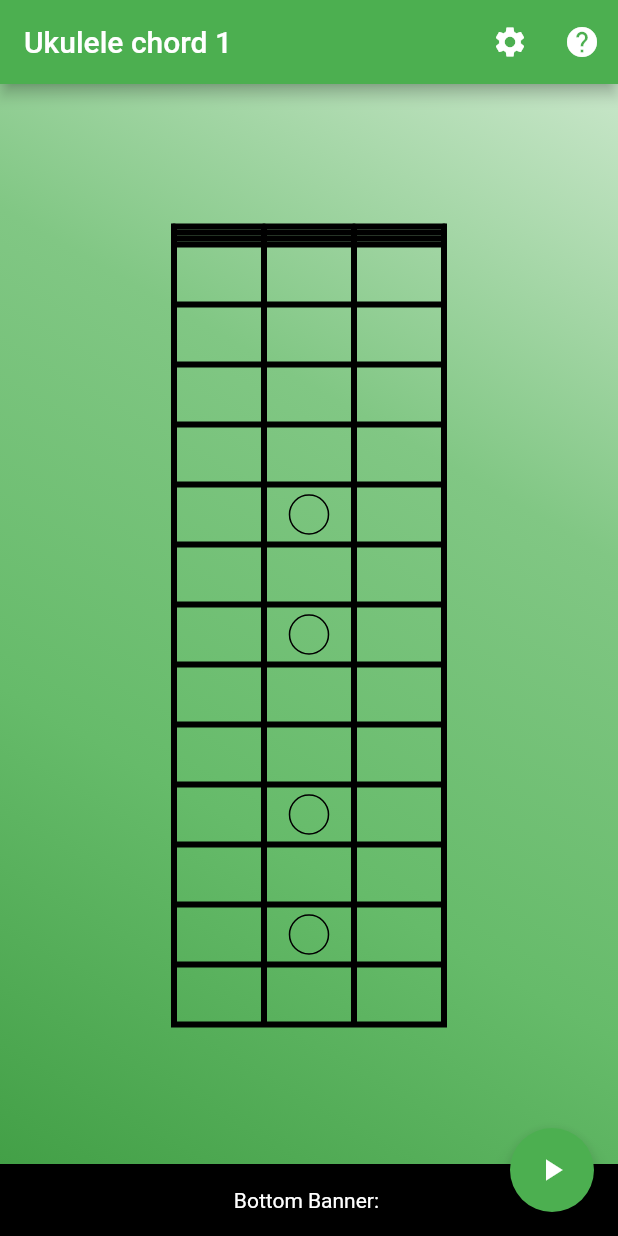
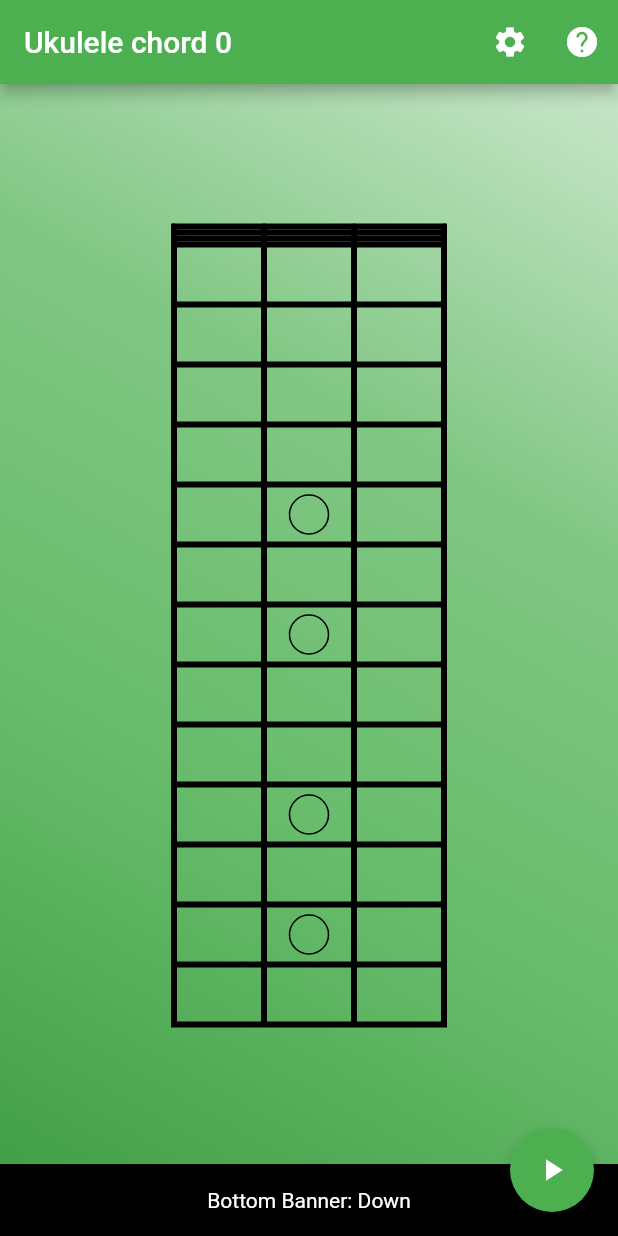
Before and after one commit to stephaneworkspace/ukulele2tracker, a Flutter app: the screen it shows after launch, after a tap on the "play arrow" icon, on a phone screen of 412 x 824 dp. Run offline on Flutter 3.47's test engine with Material 2 defaults, Android fonts, the phone set to English and light mode, and no system bars; missing offline and left inert: flutter_midi, positioned_tap_detector, vibrate.

Commit message:
Backup, InkWell, for play sound in future

```diff
--- a/lib/main.dart
+++ b/lib/main.dart
@@ -1,5 +1,7 @@
 import 'package:flutter/material.dart';
 import 'package:positioned_tap_detector/positioned_tap_detector.dart';
+import 'package:flutter_midi/flutter_midi.dart';
+import 'package:vibrate/vibrate.dart';
 import 'uku_tabs.dart';
 
 void main() => runApp(MyApp());
@@ -48,7 +50,6 @@ class MyHomePage extends StatefulWidget {
 class _MyHomePageState extends State<MyHomePage> {
   int _counter = 0;
 
-
   void _incrementCounter() {
     setState(() {
       // This call to setState tells the Flutter framework that something has
@@ -87,6 +88,21 @@ class _MyHomePageState extends State<MyHomePage> {
   void _setPrint() {
     setState(() {
       _swPrint ? _swPrint = false : _swPrint = true;
+    });
+  }
+
+  int midi;
+
+  // Pour le moment je n'ouvre pas une nouvelle vue
+  void _toDetectDown(tapDownDetail) {
+    setState(() {
+      _position = 'Down';
+    });
+  }
+
+  void _toDetectCancel() {
+    setState(() {
+      _position = 'Cancel';
     });
   }
 
@@ -194,7 +210,19 @@ class _MyHomePageState extends State<MyHomePage> {
       floatingActionButton: FloatingActionButton(
         onPressed: _incrementCounter,
         tooltip: 'Increment',
-        child: Icon(Icons.play_arrow),
+        //child: Ink.image(
+        //  image: AssetImage('assets/test.png'),
+        //  fit: BoxFit.cover,
+        //  width: 50.0,
+        //  height: 50.0,
+          child: InkWell(
+            onTap: () {},
+            onTapDown: _toDetectDown,
+            onTapCancel: _toDetectCancel,
+            child: new Icon(Icons.play_arrow),
+          )
+        //)
+        // child: Icon(Icons.play_arrow),
       ),
     );
   }
--- a/lib/uku_tabs.dart
+++ b/lib/uku_tabs.dart
@@ -24,7 +24,7 @@ class UkuTabs extends CustomPainter {
     final pYEnd = size.height;
     final strokeWidth = 4.0; // Grid black
     final strokeLigne0Width = 3.0; // Round withe
-    final pYBeginLigne0 = pYBegin + ((strokeWidth * 3) / 2); // Round withe
+    final pYBeginLigne0 = pYBegin + ((strokeWidth * 3) / 2); // Round withe (duplicate)
     final pYBeginLigne1 = pYBegin + (strokeWidth * 3);
     final strokeHelperWidth = 1.0; // round helper black
     final circleHelperRadius = 13.0; // round helper black
```
Also changed, not shown: pubspec.yaml (+7 -1 lines), pubspec.lock, 3 other files.
